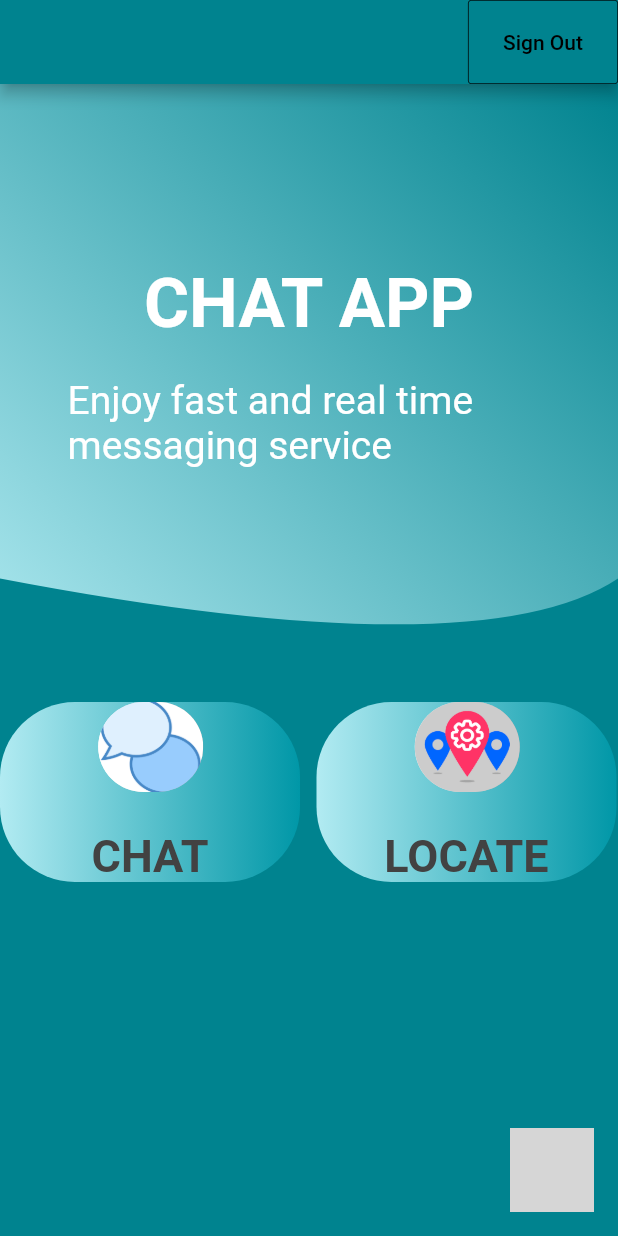
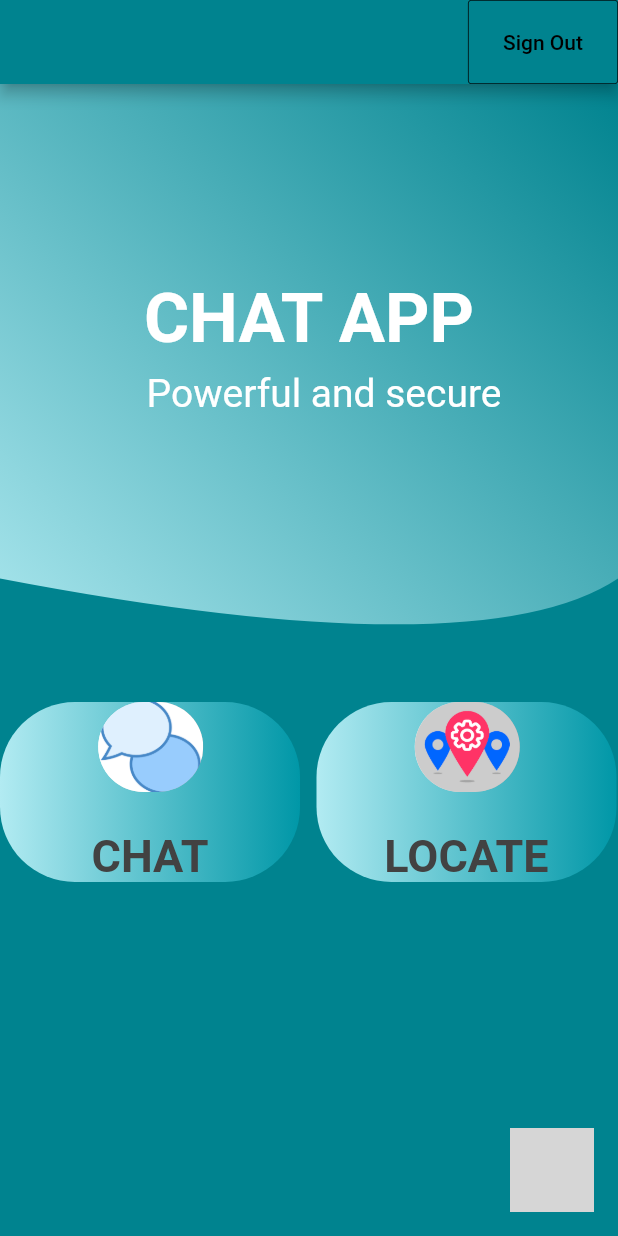
Before and after one commit to Dia96/chat_app, a Flutter app: the MainScreen screen opened directly, on a phone screen of 412 x 824 dp. Run offline on Flutter 3.47's test engine with Material 2 defaults, Android fonts, the phone set to English and light mode, and no system bars; our stand-ins replace animated_text_kit, cloud_firestore, firebase_auth, firebase_core, firebase_storage, flutter_slidable and 8 more; missing offline and left inert: circular_menu, dash_chat, flutter_boom_menu, location_permissions, search_map_place; accounts and stored records are empty; grey boxes are pictures that could not be loaded.

Commit message:
corrected subtitle mainscreen

```diff
--- a/lib/screens/mainscreen.dart
+++ b/lib/screens/mainscreen.dart
@@ -104,14 +104,14 @@ class _MainScreenState extends State<MainScreen>
               ),
 
           Container(
-            padding: EdgeInsets.only(bottom: 120),
+            padding: EdgeInsets.only(bottom: 100),
             child: Text('CHAT APP', style: TextStyle(color: TertiaryColor, fontSize: 46, fontWeight: FontWeight.bold),),
           ),
 
 
           Container(
-            padding: EdgeInsets.only(top: 40, left: 45),
-            child: Text('Enjoy fast and real time messaging service',
+            padding: EdgeInsets.only(top: 1, left: 20),
+            child: Text('Powerful and secure',
               style: TextStyle(color: TertiaryColor, fontSize: 26, ),),
           ),
 
```
